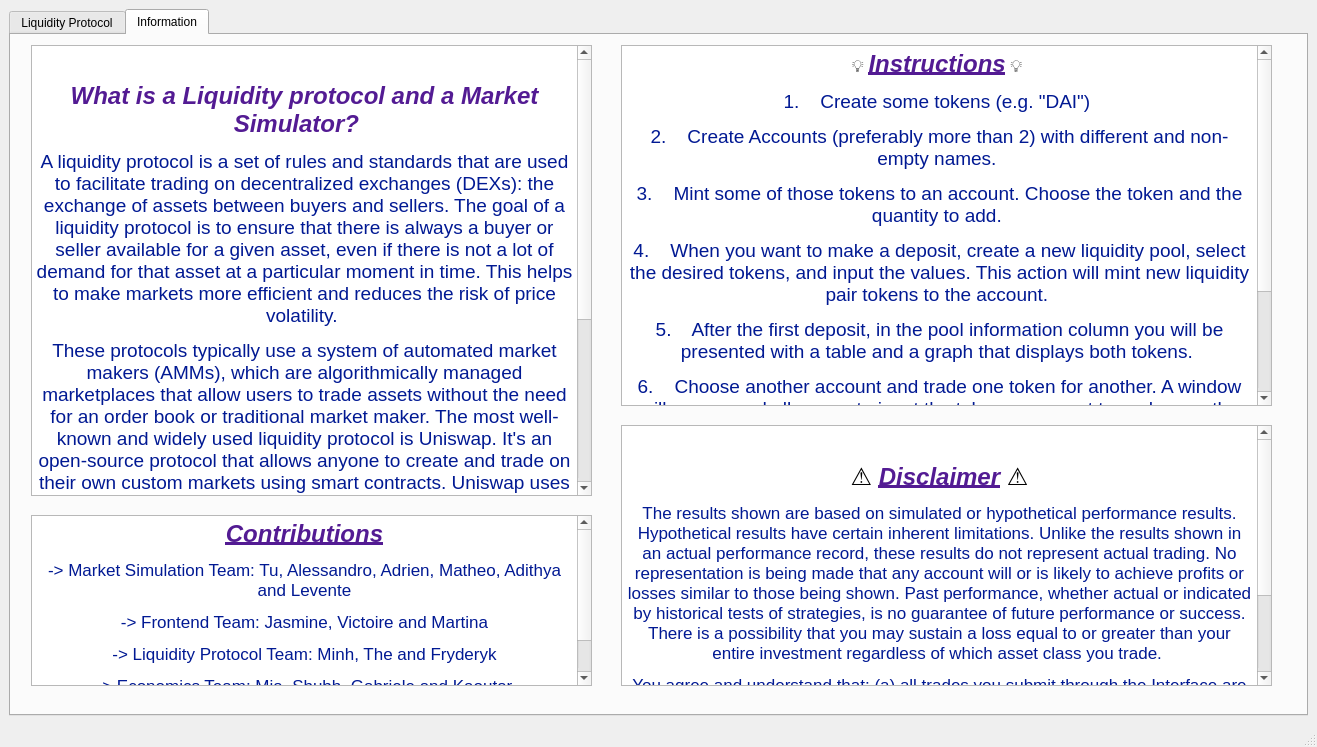
LiquidityProtocol/AMM-Simulator, file introductorywindow.ui: the form before one commit.
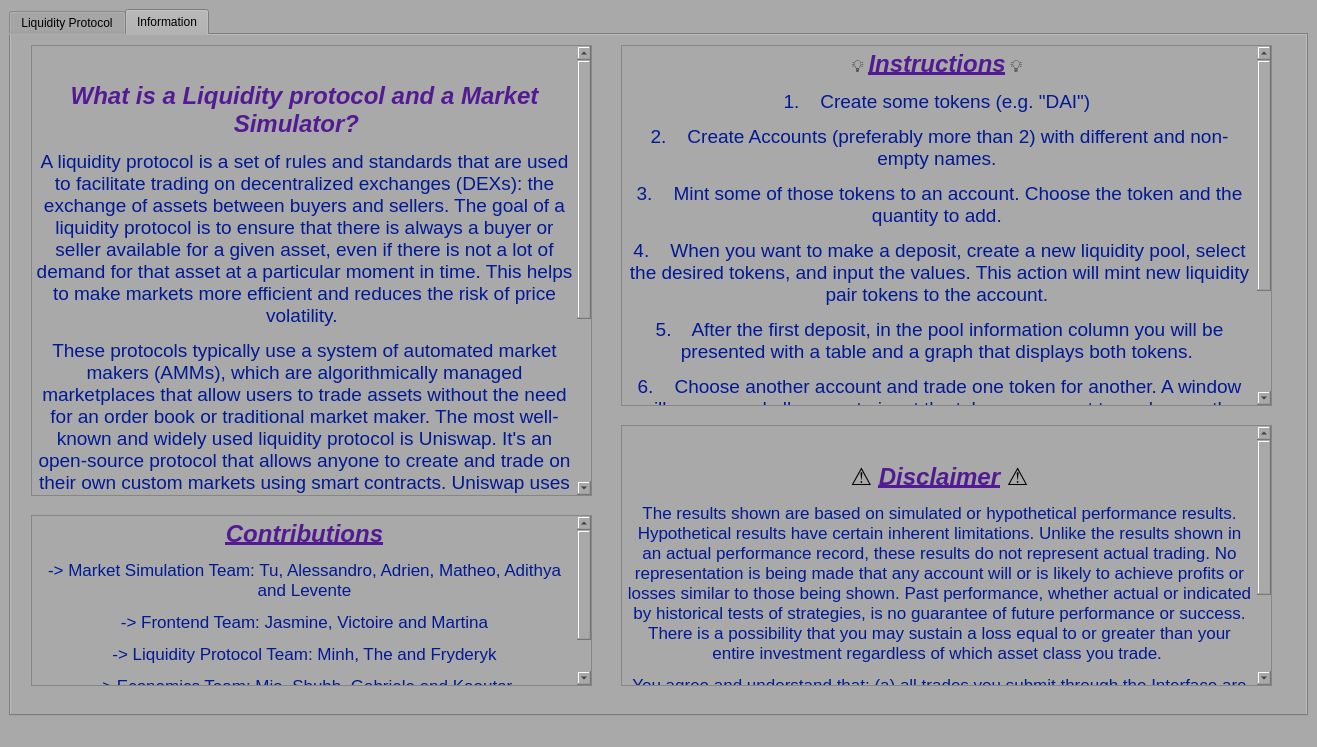
The form after the commit. The open tabs and pages were chosen to show the change. Icons and pictures are not drawn.

Commit message: Same stylesheet for introductory window and playground

Diff of the .ui file:
```diff
--- a/introductorywindow.ui
+++ b/introductorywindow.ui
@@ -14,7 +14,9 @@
    <string>MainWindow</string>
   </property>
   <property name="styleSheet">
-   <string notr="true">background-color: 
+   <string notr="true">background-color: rgba(169, 169, 169, 229);
+
+font: 13pt &quot;Calibri&quot;;
 
 </string>
   </property>
@@ -140,12 +142,12 @@
 &lt;html&gt;&lt;head&gt;&lt;meta name=&quot;qrichtext&quot; content=&quot;1&quot; /&gt;&lt;meta charset=&quot;utf-8&quot; /&gt;&lt;style type=&quot;text/css&quot;&gt;
 p, li { white-space: pre-wrap; }
 hr { height: 1px; border-width: 0; }
-&lt;/style&gt;&lt;/head&gt;&lt;body style=&quot; font-family:'.AppleSystemUIFont'; font-size:13pt; font-weight:400; font-style:normal;&quot;&gt;
-&lt;p align=&quot;center&quot; style=&quot;-qt-paragraph-type:empty; margin-top:12px; margin-bottom:12px; margin-left:0px; margin-right:0px; -qt-block-indent:0; text-indent:0px;&quot;&gt;&lt;br /&gt;&lt;/p&gt;
-&lt;p align=&quot;center&quot; style=&quot; margin-top:12px; margin-bottom:12px; margin-left:0px; margin-right:0px; -qt-block-indent:0; text-indent:0px;&quot;&gt;&lt;span style=&quot; font-size:18pt; color:#000000;&quot;&gt;⚠ &lt;/span&gt;&lt;span style=&quot; font-size:18pt; font-weight:700; font-style:italic; text-decoration: underline; color:#531b93;&quot;&gt;Disclaimer&lt;/span&gt;&lt;span style=&quot; font-size:18pt; color:#531b93;&quot;&gt; &lt;/span&gt;&lt;span style=&quot; font-size:18pt; color:#000000;&quot;&gt;⚠&lt;/span&gt;&lt;/p&gt;
-&lt;p align=&quot;center&quot; style=&quot; margin-top:12px; margin-bottom:12px; margin-left:0px; margin-right:0px; -qt-block-indent:0; text-indent:0px;&quot;&gt;&lt;span style=&quot; color:#011993;&quot;&gt;The results shown are based on simulated or hypothetical performance results. Hypothetical results have certain inherent limitations. Unlike the results shown in an actual performance record, these results do not represent actual trading. No representation is being made that any account will or is likely to achieve profits or losses similar to those being shown. Past performance, whether actual or indicated by historical tests of strategies, is no guarantee of future performance or success. There is a possibility that you may sustain a loss equal to or greater than your entire investment regardless of which asset class you trade. &lt;/span&gt;&lt;/p&gt;
-&lt;p align=&quot;center&quot; style=&quot; margin-top:0px; margin-bottom:0px; margin-left:0px; margin-right:0px; -qt-block-indent:0; text-indent:0px;&quot;&gt;&lt;span style=&quot; color:#011993;&quot;&gt;You agree and understand that: (a) all trades you submit through the Interface are considered unsolicited, which means that they are solely initiated by you; (b) you have not received any investment advice from us in connection with any trades, including those you place via our Auto Routing API; and (c) we do not conduct a suitability review of any trades you submit. &lt;/span&gt;&lt;/p&gt;
-&lt;p style=&quot;-qt-paragraph-type:empty; margin-top:12px; margin-bottom:12px; margin-left:0px; margin-right:0px; -qt-block-indent:0; text-indent:0px; color:#011993;&quot;&gt;&lt;br /&gt;&lt;/p&gt;&lt;/body&gt;&lt;/html&gt;</string>
+&lt;/style&gt;&lt;/head&gt;&lt;body style=&quot; font-family:'Calibri'; font-size:13pt; font-weight:400; font-style:normal;&quot;&gt;
+&lt;p align=&quot;center&quot; style=&quot;-qt-paragraph-type:empty; margin-top:12px; margin-bottom:12px; margin-left:0px; margin-right:0px; -qt-block-indent:0; text-indent:0px; font-family:'.AppleSystemUIFont';&quot;&gt;&lt;br /&gt;&lt;/p&gt;
+&lt;p align=&quot;center&quot; style=&quot; margin-top:12px; margin-bottom:12px; margin-left:0px; margin-right:0px; -qt-block-indent:0; text-indent:0px;&quot;&gt;&lt;span style=&quot; font-family:'.AppleSystemUIFont'; font-size:18pt; color:#000000;&quot;&gt;⚠ &lt;/span&gt;&lt;span style=&quot; font-family:'.AppleSystemUIFont'; font-size:18pt; font-weight:700; font-style:italic; text-decoration: underline; color:#531b93;&quot;&gt;Disclaimer&lt;/span&gt;&lt;span style=&quot; font-family:'.AppleSystemUIFont'; font-size:18pt; color:#531b93;&quot;&gt; &lt;/span&gt;&lt;span style=&quot; font-family:'.AppleSystemUIFont'; font-size:18pt; color:#000000;&quot;&gt;⚠&lt;/span&gt;&lt;/p&gt;
+&lt;p align=&quot;center&quot; style=&quot; margin-top:12px; margin-bottom:12px; margin-left:0px; margin-right:0px; -qt-block-indent:0; text-indent:0px;&quot;&gt;&lt;span style=&quot; font-family:'.AppleSystemUIFont'; color:#011993;&quot;&gt;The results shown are based on simulated or hypothetical performance results. Hypothetical results have certain inherent limitations. Unlike the results shown in an actual performance record, these results do not represent actual trading. No representation is being made that any account will or is likely to achieve profits or losses similar to those being shown. Past performance, whether actual or indicated by historical tests of strategies, is no guarantee of future performance or success. There is a possibility that you may sustain a loss equal to or greater than your entire investment regardless of which asset class you trade. &lt;/span&gt;&lt;/p&gt;
+&lt;p align=&quot;center&quot; style=&quot; margin-top:0px; margin-bottom:0px; margin-left:0px; margin-right:0px; -qt-block-indent:0; text-indent:0px;&quot;&gt;&lt;span style=&quot; font-family:'.AppleSystemUIFont'; color:#011993;&quot;&gt;You agree and understand that: (a) all trades you submit through the Interface are considered unsolicited, which means that they are solely initiated by you; (b) you have not received any investment advice from us in connection with any trades, including those you place via our Auto Routing API; and (c) we do not conduct a suitability review of any trades you submit. &lt;/span&gt;&lt;/p&gt;
+&lt;p style=&quot;-qt-paragraph-type:empty; margin-top:12px; margin-bottom:12px; margin-left:0px; margin-right:0px; -qt-block-indent:0; text-indent:0px; font-family:'.AppleSystemUIFont'; color:#011993;&quot;&gt;&lt;br /&gt;&lt;/p&gt;&lt;/body&gt;&lt;/html&gt;</string>
         </property>
        </widget>
        <widget class="QTextBrowser" name="textBrowser_4">
@@ -171,13 +173,13 @@
 &lt;html&gt;&lt;head&gt;&lt;meta name=&quot;qrichtext&quot; content=&quot;1&quot; /&gt;&lt;meta charset=&quot;utf-8&quot; /&gt;&lt;style type=&quot;text/css&quot;&gt;
 p, li { white-space: pre-wrap; }
 hr { height: 1px; border-width: 0; }
-&lt;/style&gt;&lt;/head&gt;&lt;body style=&quot; font-family:'.AppleSystemUIFont'; font-size:13pt; font-weight:400; font-style:normal;&quot;&gt;
-&lt;p align=&quot;center&quot; style=&quot; margin-top:0px; margin-bottom:0px; margin-left:0px; margin-right:0px; -qt-block-indent:0; text-indent:0px;&quot;&gt;&lt;span style=&quot; font-size:18pt; font-weight:700; font-style:italic; text-decoration: underline; color:#531b93;&quot;&gt;Contributions&lt;/span&gt;&lt;/p&gt;
-&lt;p align=&quot;center&quot; style=&quot; margin-top:12px; margin-bottom:12px; margin-left:0px; margin-right:0px; -qt-block-indent:0; text-indent:0px;&quot;&gt;&lt;span style=&quot; color:#011993;&quot;&gt;-&amp;gt; Market Simulation Team: Tu, Alessandro, Adrien, Matheo, Adithya and Levente&lt;/span&gt;&lt;/p&gt;
-&lt;p align=&quot;center&quot; style=&quot; margin-top:12px; margin-bottom:12px; margin-left:0px; margin-right:0px; -qt-block-indent:0; text-indent:0px;&quot;&gt;&lt;span style=&quot; color:#011993;&quot;&gt;-&amp;gt; Frontend Team: Jasmine, Victoire and Martina&lt;/span&gt;&lt;/p&gt;
-&lt;p align=&quot;center&quot; style=&quot; margin-top:12px; margin-bottom:12px; margin-left:0px; margin-right:0px; -qt-block-indent:0; text-indent:0px;&quot;&gt;&lt;span style=&quot; color:#011993;&quot;&gt;-&amp;gt; Liquidity Protocol Team: Minh, The and Fryderyk&lt;/span&gt;&lt;/p&gt;
-&lt;p align=&quot;center&quot; style=&quot; margin-top:12px; margin-bottom:12px; margin-left:0px; margin-right:0px; -qt-block-indent:0; text-indent:0px;&quot;&gt;&lt;span style=&quot; color:#011993;&quot;&gt;-&amp;gt; Economics Team: Mia, Shubh, Gabriele and Kaoutar&lt;/span&gt;&lt;/p&gt;
-&lt;p align=&quot;center&quot; style=&quot; margin-top:12px; margin-bottom:12px; margin-left:0px; margin-right:0px; -qt-block-indent:0; text-indent:0px;&quot;&gt;&lt;span style=&quot; color:#011993;&quot;&gt;-&amp;gt; Mathematics Team: Amine, Julien and Duc &lt;/span&gt;&lt;/p&gt;&lt;/body&gt;&lt;/html&gt;</string>
+&lt;/style&gt;&lt;/head&gt;&lt;body style=&quot; font-family:'Calibri'; font-size:13pt; font-weight:400; font-style:normal;&quot;&gt;
+&lt;p align=&quot;center&quot; style=&quot; margin-top:0px; margin-bottom:0px; margin-left:0px; margin-right:0px; -qt-block-indent:0; text-indent:0px;&quot;&gt;&lt;span style=&quot; font-family:'.AppleSystemUIFont'; font-size:18pt; font-weight:700; font-style:italic; text-decoration: underline; color:#531b93;&quot;&gt;Contributions&lt;/span&gt;&lt;/p&gt;
+&lt;p align=&quot;center&quot; style=&quot; margin-top:12px; margin-bottom:12px; margin-left:0px; margin-right:0px; -qt-block-indent:0; text-indent:0px;&quot;&gt;&lt;span style=&quot; font-family:'.AppleSystemUIFont'; color:#011993;&quot;&gt;-&amp;gt; Market Simulation Team: Tu, Alessandro, Adrien, Matheo, Adithya and Levente&lt;/span&gt;&lt;/p&gt;
+&lt;p align=&quot;center&quot; style=&quot; margin-top:12px; margin-bottom:12px; margin-left:0px; margin-right:0px; -qt-block-indent:0; text-indent:0px;&quot;&gt;&lt;span style=&quot; font-family:'.AppleSystemUIFont'; color:#011993;&quot;&gt;-&amp;gt; Frontend Team: Jasmine, Victoire and Martina&lt;/span&gt;&lt;/p&gt;
+&lt;p align=&quot;center&quot; style=&quot; margin-top:12px; margin-bottom:12px; margin-left:0px; margin-right:0px; -qt-block-indent:0; text-indent:0px;&quot;&gt;&lt;span style=&quot; font-family:'.AppleSystemUIFont'; color:#011993;&quot;&gt;-&amp;gt; Liquidity Protocol Team: Minh, The and Fryderyk&lt;/span&gt;&lt;/p&gt;
+&lt;p align=&quot;center&quot; style=&quot; margin-top:12px; margin-bottom:12px; margin-left:0px; margin-right:0px; -qt-block-indent:0; text-indent:0px;&quot;&gt;&lt;span style=&quot; font-family:'.AppleSystemUIFont'; color:#011993;&quot;&gt;-&amp;gt; Economics Team: Mia, Shubh, Gabriele and Kaoutar&lt;/span&gt;&lt;/p&gt;
+&lt;p align=&quot;center&quot; style=&quot; margin-top:12px; margin-bottom:12px; margin-left:0px; margin-right:0px; -qt-block-indent:0; text-indent:0px;&quot;&gt;&lt;span style=&quot; font-family:'.AppleSystemUIFont'; color:#011993;&quot;&gt;-&amp;gt; Mathematics Team: Amine, Julien and Duc &lt;/span&gt;&lt;/p&gt;&lt;/body&gt;&lt;/html&gt;</string>
         </property>
        </widget>
       </widget>
```
The commit also changes 1 other file.
